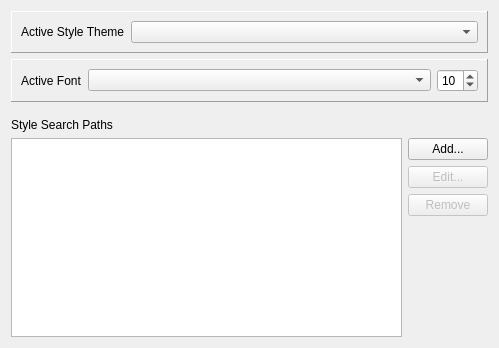
Qt form Plugins/org.blueberry.ui.qt/src/internal/berryQtStylePreferencePage.ui (MITK/MITK) before a commit.
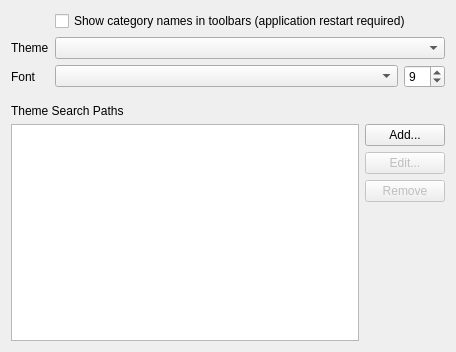
The same form after that commit.

Commit message: Add preference for showing toolbar category names

What changed in the file:
```diff
--- a/Plugins/org.blueberry.ui.qt/src/internal/berryQtStylePreferencePage.ui
+++ b/Plugins/org.blueberry.ui.qt/src/internal/berryQtStylePreferencePage.ui
@@ -6,8 +6,8 @@
    <rect>
     <x>0</x>
     <y>0</y>
-    <width>499</width>
-    <height>348</height>
+    <width>456</width>
+    <height>352</height>
    </rect>
   </property>
   <property name="windowTitle">
@@ -15,28 +15,22 @@
   </property>
   <layout class="QVBoxLayout" name="verticalLayout_2">
    <item>
-    <widget class="QFrame" name="frame">
-     <property name="frameShape">
-      <enum>QFrame::Panel</enum>
-     </property>
-     <property name="frameShadow">
-      <enum>QFrame::Raised</enum>
-     </property>
-     <property name="lineWidth">
-      <number>1</number>
-     </property>
-     <property name="midLineWidth">
-      <number>0</number>
-     </property>
-     <layout class="QHBoxLayout" name="horizontalLayout">
-      <item>
+    <layout class="QGridLayout" name="gridLayout">
+     <item row="0" column="1" colspan="2">
+      <widget class="QCheckBox" name="m_ToolbarCategoryCheckBox">
+       <property name="text">
+        <string>Show category names in toolbars (application restart required)</string>
+       </property>
+      </widget>
+     </item>
+     <item row="1" column="0">
        <widget class="QLabel" name="label">
         <property name="text">
-         <string>Active Style Theme</string>
+        <string>Theme</string>
         </property>
        </widget>
       </item>
-      <item>
+     <item row="1" column="1" colspan="2">
        <widget class="QComboBox" name="m_StylesCombo">
         <property name="sizePolicy">
          <sizepolicy hsizetype="Preferred" vsizetype="Fixed">
@@ -46,26 +40,14 @@
         </property>
        </widget>
       </item>
-     </layout>
-    </widget>
-   </item>
-   <item>
-    <widget class="QFrame" name="m_FontFrame">
-     <property name="frameShape">
-      <enum>QFrame::Panel</enum>
-     </property>
-     <property name="frameShadow">
-      <enum>QFrame::Raised</enum>
-     </property>
-     <layout class="QHBoxLayout" name="horizontalLayout_4">
-      <item>
+     <item row="2" column="0">
        <widget class="QLabel" name="m_FontLabel">
         <property name="text">
-         <string>Active Font</string>
+        <string>Font</string>
         </property>
        </widget>
       </item>
-      <item>
+     <item row="2" column="1">
        <widget class="QComboBox" name="m_FontComboBox">
         <property name="sizePolicy">
          <sizepolicy hsizetype="Preferred" vsizetype="Fixed">
@@ -75,21 +57,26 @@
         </property>
        </widget>
       </item>
-      <item>
+     <item row="2" column="2">
        <widget class="QSpinBox" name="m_FontSizeSpinBox">
+       <property name="sizePolicy">
+        <sizepolicy hsizetype="Maximum" vsizetype="Fixed">
+         <horstretch>0</horstretch>
+         <verstretch>0</verstretch>
+        </sizepolicy>
+       </property>
         <property name="minimum">
-         <number>7</number>
+        <number>6</number>
         </property>
         <property name="maximum">
-         <number>40</number>
+        <number>99</number>
         </property>
         <property name="value">
-         <number>10</number>
+        <number>9</number>
         </property>
        </widget>
       </item>
      </layout>
-    </widget>
    </item>
    <item>
     <spacer name="verticalSpacer_2">
@@ -110,7 +97,7 @@
    <item>
     <widget class="QLabel" name="label_2">
      <property name="text">
-      <string>Style Search Paths</string>
+      <string>Theme Search Paths</string>
      </property>
     </widget>
    </item>
```
Lines whose indentation alone changed are shown as unchanged. The commit also changes 3 other files.
